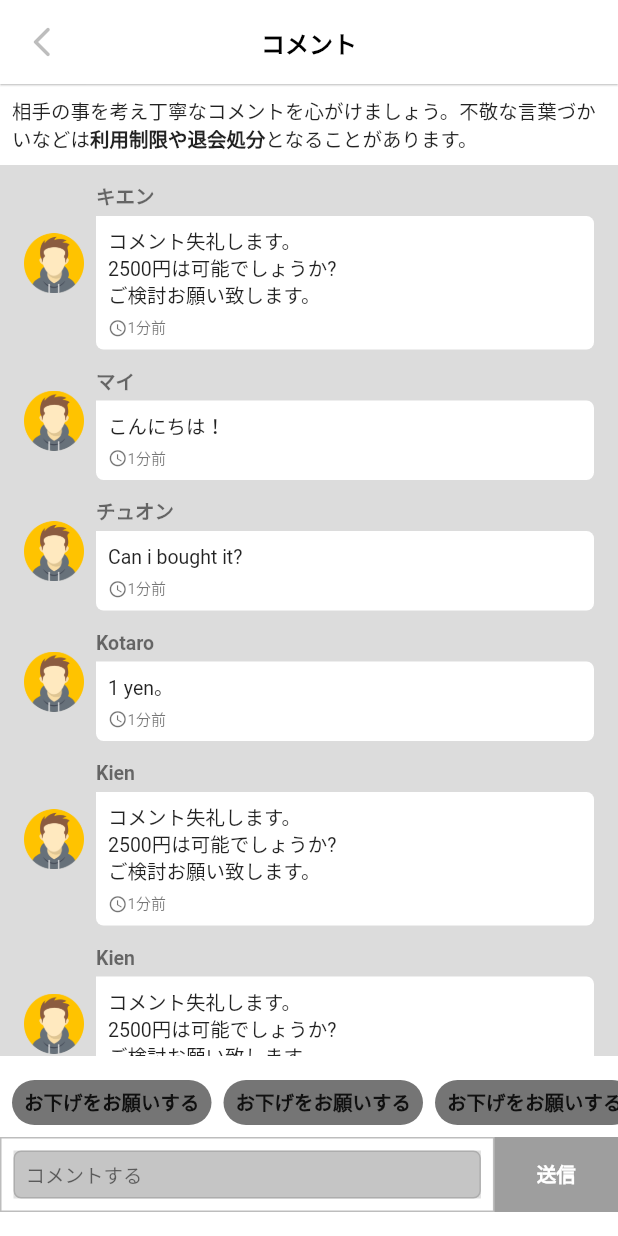
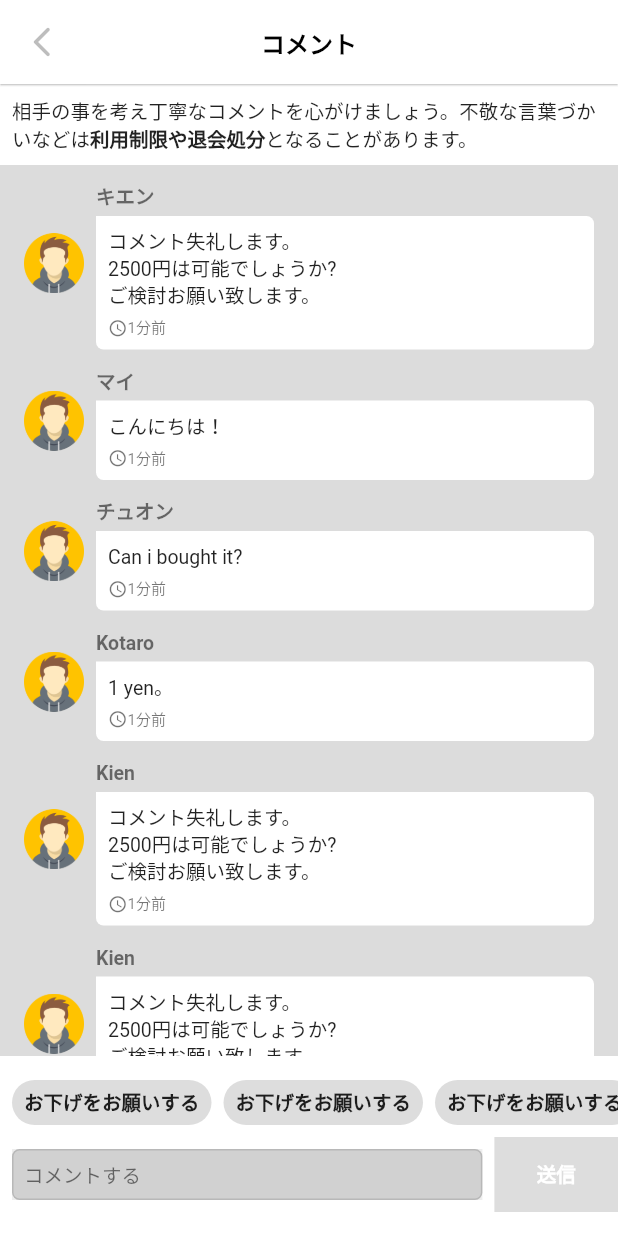
Before and after one commit to quangtruong06/merukari_app, a Flutter app: the AllComments screen opened directly, on a phone screen of 412 x 824 dp. Run offline on Flutter 3.47's test engine with Material 2 defaults, Android fonts, the phone set to English and light mode, and no system bars; our stand-ins replace flutter_rating_bar.

Commit message:
Update all_comment_screen.dart

```diff
--- a/lib/Mini_Screens/all_comment_screen.dart
+++ b/lib/Mini_Screens/all_comment_screen.dart
@@ -81,7 +81,7 @@ class AllComments extends StatelessWidget {
                     padding: EdgeInsets.symmetric(horizontal: 8.0),
                     height: 20,
                     decoration: BoxDecoration(
-                      color: Colors.black54,
+                      color: Color(0xFFDDDDDD),
                       borderRadius: BorderRadius.circular(20)
                     ),
                     child: Center(child: Utils.customText(text: "お下げをお願いする",color: black,size: normalTextSize,fontWeight: FontWeight.bold)),
@@ -98,10 +98,10 @@ class AllComments extends StatelessWidget {
                         child: Container(
                           padding: EdgeInsets.all(padding8),
                           decoration: BoxDecoration(
-                            border: Border.all(color: Colors.black26,width: 1)
+                            // border: Border.all(color: Colors.black26,width: 1)
                           ),
                           child: Container(
-                            color: Colors.black12,
+                            color: Color(0xFFEEEEEE),
                             child: TextField(
                               textAlignVertical: TextAlignVertical.center,
                               decoration: InputDecoration(
@@ -129,7 +129,7 @@ class AllComments extends StatelessWidget {
                       Expanded(
                           flex: 1,
                           child: Container(
-                            color: Colors.black38,
+                            color: Color(0xFFDDDDDD),
                             child: Center(
                               child: Utils.customText(text: "送信",color: white,fontWeight: FontWeight.bold,size: normalTextSize),
                             ),
```
